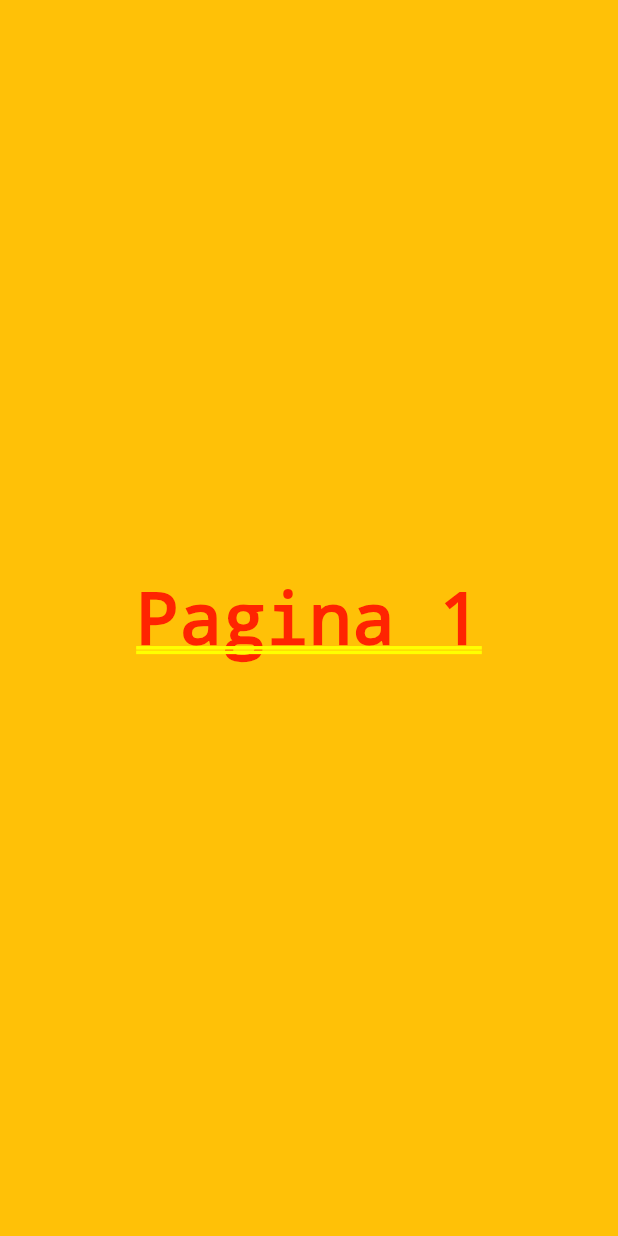
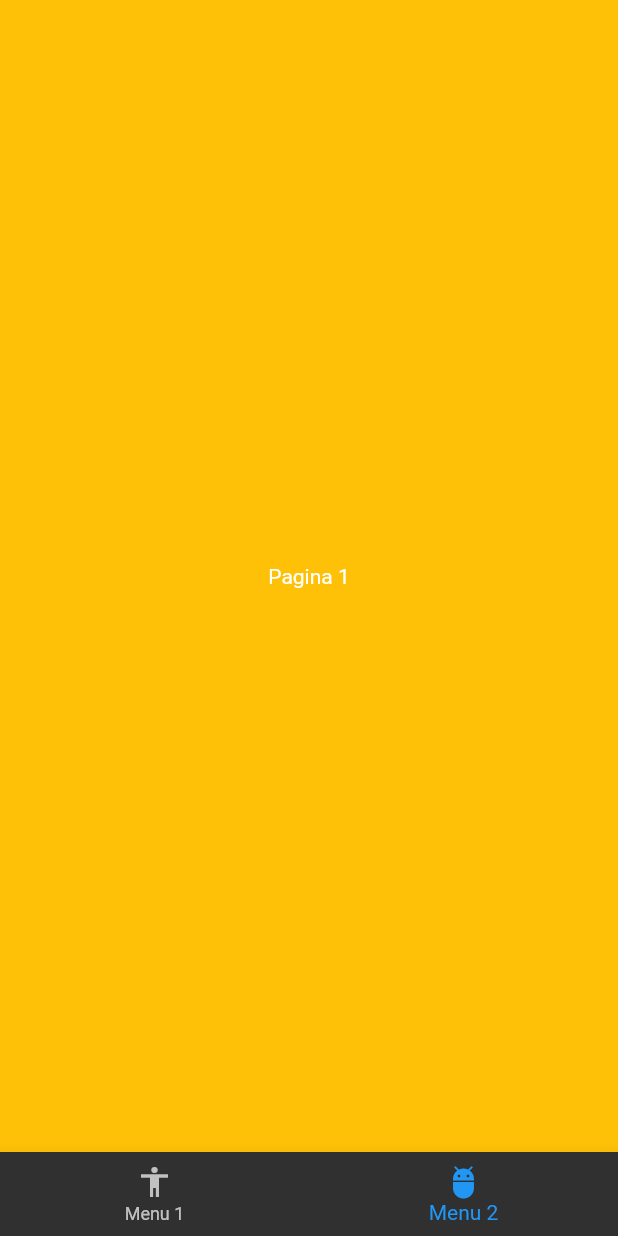
Before and after one commit to franciscoquijada/newsAppFlutter, a Flutter app: the screen it shows after launch, on a phone screen of 412 x 824 dp. Run offline on Flutter 3.47's test engine with Material 2 defaults, Android fonts, the phone set to English and light mode, and no system bars.

Commit message:
Agregado menu items

```diff
--- a/lib/main.dart
+++ b/lib/main.dart
@@ -1,4 +1,5 @@
 import 'package:flutter/material.dart';
+import 'package:newsapp/src/pages/tabs_page.dart';
 import 'package:newsapp/src/theme/theme.dart';
 
 void main() {
@@ -13,19 +14,7 @@ class MyApp extends StatelessWidget {
       debugShowCheckedModeBanner: false,
       title: 'Flutter Demo',
       theme: myTheme,
-      home: PageView(
-        physics: BouncingScrollPhysics(),
-        children: <Widget>[
-          Container(
-            color: Colors.amber,
-            child: Center(child: Text('Pagina 1')),
-          ),
-          Container(
-            color: Colors.green,
-            child: Center(child: Text('Pagina 2')),
-          )
-        ],
-      ),
+      home: TabsPage(),
     );
   }
 }
--- a/lib/src/pages/tabs2_page.dart
+++ b/lib/src/pages/tabs2_page.dart
@@ -1,6 +1,6 @@
 import 'package:flutter/material.dart';
 
-class TabsPage extends StatelessWidget {
+class Tabs2Page extends StatelessWidget {
   @override
   Widget build(BuildContext context) {
     return Scaffold(body: Center(child: Text("asds")));
--- a/lib/src/pages/tabs_page.dart
+++ b/lib/src/pages/tabs_page.dart
@@ -3,6 +3,40 @@ import 'package:flutter/material.dart';
 class TabsPage extends StatelessWidget {
   @override
   Widget build(BuildContext context) {
-    return Scaffold(body: Center(child: Text("Aplicacion de prueba")));
+    return Scaffold(
+      body: _Paginas(),
+      bottomNavigationBar: _Navegacion(),
+    );
   }
 }
+
+class _Navegacion extends StatelessWidget {
+  @override
+  Widget build(BuildContext context) {
+    return BottomNavigationBar(currentIndex: 1, items: [
+      BottomNavigationBarItem(
+          icon: Icon(Icons.accessibility), title: Text("Menu 1")),
+      BottomNavigationBarItem(icon: Icon(Icons.adb), title: Text("Menu 2"))
+    ]);
+  }
+}
+
+class _Paginas extends StatelessWidget {
+  @override
+  Widget build(BuildContext context) {
+    return PageView(
+      //physics: BouncingScrollPhysics(),
+      physics: NeverScrollableScrollPhysics(),
+      children: <Widget>[
+        Container(
+          color: Colors.amber,
+          child: Center(child: Text('Pagina 1')),
+        ),
+        Container(
+          color: Colors.green,
+          child: Center(child: Text('Pagina 2')),
+        )
+      ],
+    );
+  }
+}
```
